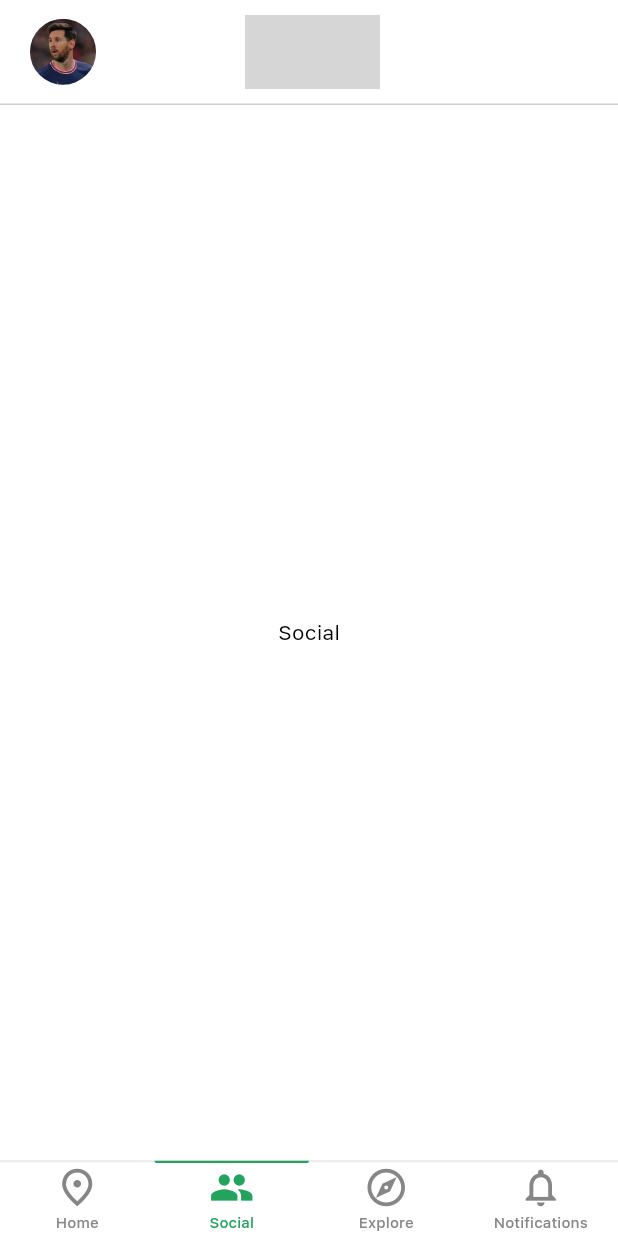
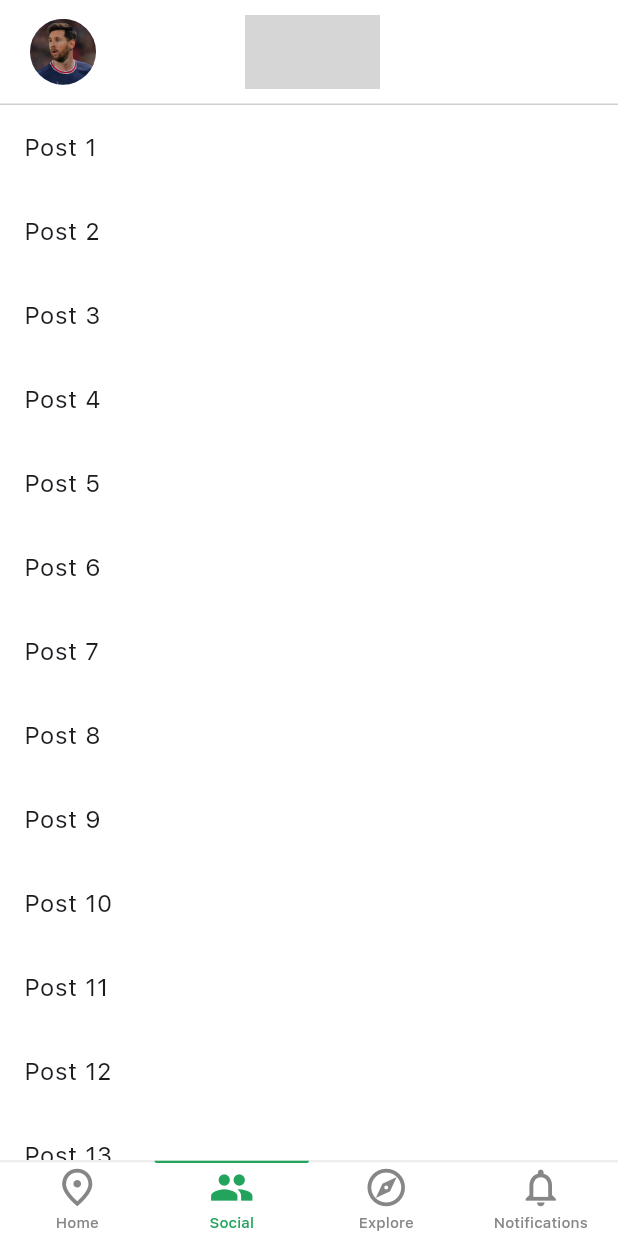
Before and after one commit to billanakin/GreenIt_app, a Flutter app: the screen it shows after launch, item 2 of the bottom bar chosen, on a phone screen of 412 x 824 dp. Run offline on Flutter 3.47's test engine with Material 2 defaults, Android fonts, the light colour scheme and no system bars; our stand-ins replace flutter_svg, form_field_validator, step_progress_indicator; grey boxes are pictures that could not be loaded.

Commit message:
Upgraded ScrollView for both Social and Notif Page

```diff
--- a/lib/screens/notifications/notifications.dart
+++ b/lib/screens/notifications/notifications.dart
@@ -1,5 +1,4 @@
 import 'package:flutter/material.dart';
-import 'package:greenit_version1/components/appBar/custom_app_bar.dart';
 import 'package:greenit_version1/screens/notifications/components/body.dart';
 
 class NotificationsScreen extends StatelessWidget {
@@ -8,7 +7,6 @@ class NotificationsScreen extends StatelessWidget {
   @override
   Widget build(BuildContext context) {
     return const Scaffold(
-      appBar: CustomAppBar(),
       body: Body(),
     );
   }
--- a/lib/screens/social/components/body.dart
+++ b/lib/screens/social/components/body.dart
@@ -1,14 +1,26 @@
 import 'package:flutter/material.dart';
+import 'package:greenit_version1/components/appBar/custom_app_bar.dart';
 
 class Body extends StatelessWidget {
   const Body({super.key});
 
   @override
   Widget build(BuildContext context) {
-    return const Center(
-      child: Text(
-        'Social',
-        style: TextStyle(color: Colors.black),
+    return SafeArea(
+      child: CustomScrollView(
+        slivers: <Widget>[
+          const SliverAppBar(
+            expandedHeight: 70,
+            floating: true,
+            flexibleSpace: CustomAppBar(),
+          ),
+          SliverList(
+              delegate: SliverChildBuilderDelegate(
+            (context, index) => ListTile(
+              title: Text('Post ${index + 1}'),
+            ),
+          ))
+        ],
       ),
     );
   }
--- a/lib/screens/social/social_screen.dart
+++ b/lib/screens/social/social_screen.dart
@@ -1,5 +1,4 @@
 import 'package:flutter/material.dart';
-import 'package:greenit_version1/components/appBar/custom_app_bar.dart';
 import 'package:greenit_version1/screens/social/components/body.dart';
 
 class SocialScreen extends StatelessWidget {
@@ -8,7 +7,6 @@ class SocialScreen extends StatelessWidget {
   @override
   Widget build(BuildContext context) {
     return const Scaffold(
-      appBar: CustomAppBar(),
       body: Body(),
     );
   }
```
Also changed, not shown: lib/screens/notifications/components/body.dart (+16 -9 lines), lib/screens/notifications/components/notification_card.dart (+21 -32 lines), lib/theme.dart (+7 -0 lines).
